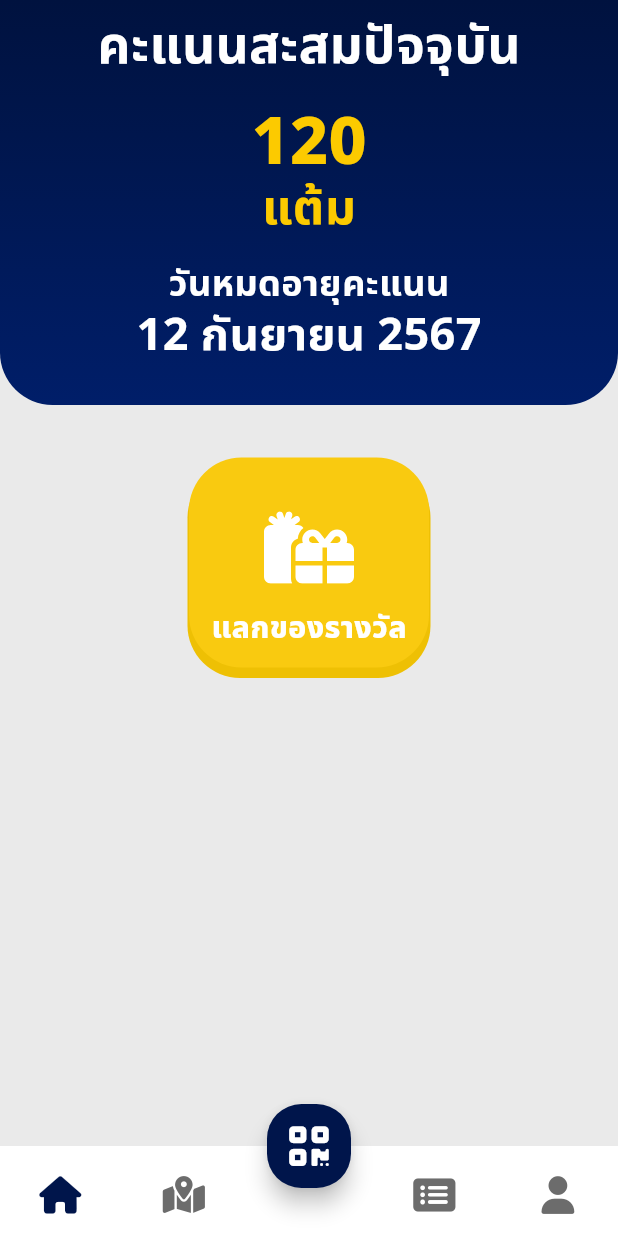
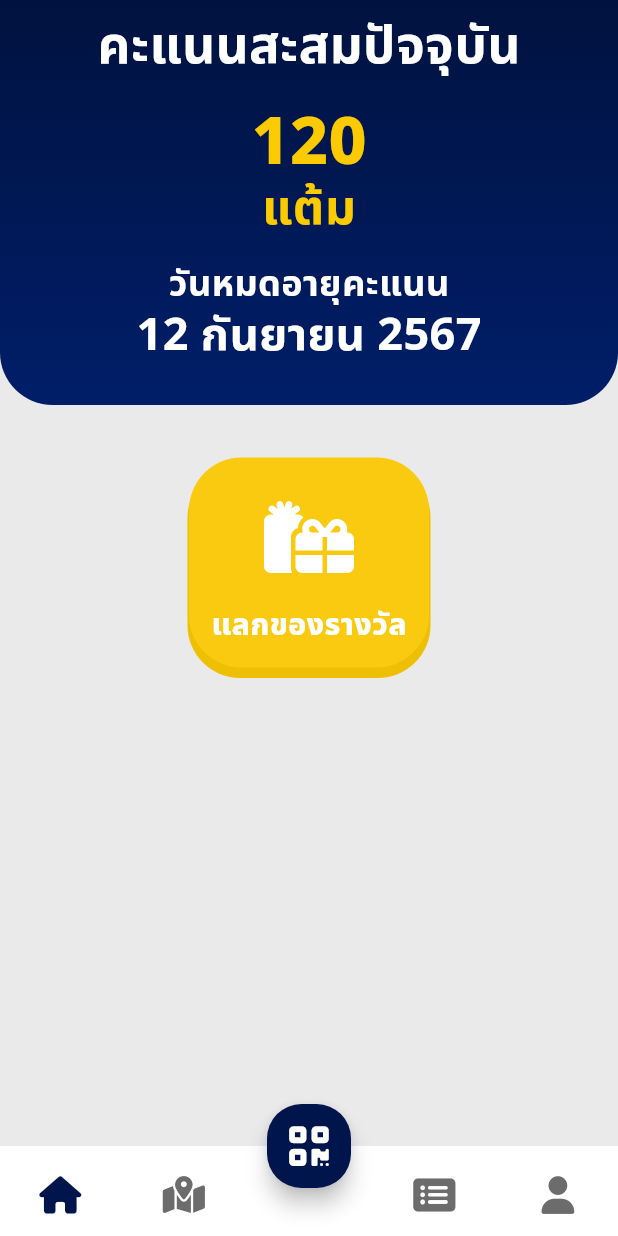
Before and after one commit to TanawanUr/System-for-Collecting-Points-from-Plastic-Waste, a Flutter app: the screen it shows after launch, on a phone screen of 412 x 824 dp. Run offline on Flutter 3.47's test engine with Material 3 defaults, Android fonts, the phone set to English and light mode, and no system bars; our stand-ins replace flutter_map, flutter_svg, font_awesome_flutter, latlong2.

Commit message:
add_more_custom_ui

```diff
--- a/lib/widget/app_buttons.dart
+++ b/lib/widget/app_buttons.dart
@@ -4,43 +4,57 @@ import 'package:flutter_svg/flutter_svg.dart';
 
 class AppButtons extends StatelessWidget {
   final Color textColor;
+  final Color iconColor;
   final Color backgroundColor;
   final Color borderColor;
   final String text;
   final String icon;
+  final VoidCallback onPressed;
+  double textSize;
+  double iconSize;
   double width;
   double height;
+  double blurRadius;
   AppButtons(
       {super.key,
       required this.textColor,
+      required this.iconColor,
       required this.backgroundColor,
       required this.borderColor,
       required this.text,
+      required this.textSize,
+      required this.iconSize,
       required this.width,
       required this.height,
-    required this.icon}
-  );
+      required this.blurRadius,
+      required this.icon,
+      required this.onPressed});
 
   @override
   Widget build(BuildContext context) {
-    return Container(
+    return InkWell(
+      onTap: onPressed,
+      child: Container(
         width: width,
         height: height,
         child: Center(
             child: Column(
+          mainAxisAlignment: MainAxisAlignment.center,
+          crossAxisAlignment: CrossAxisAlignment.center,
           children: [
             SizedBox(
-            height: 30,
+              height: 10,
             ),
-          SvgPicture.asset(icon ,color: textColor , width: 60, height: 60),
+            SvgPicture.asset(icon,
+                color: iconColor, width: iconSize, height: iconSize),
             SizedBox(
-            height: 10,
+              height: 15,
             ),
             Text(
               text,
               style: TextStyle(
                 color: textColor,
-              fontSize: 20,
+                fontSize: textSize,
                 fontWeight: FontWeight.w800,
               ),
             ),
@@ -55,10 +69,10 @@ class AppButtons extends StatelessWidget {
               BoxShadow(
                 color: borderColor,
                 spreadRadius: 1,
-            blurRadius: 0,
+                blurRadius: blurRadius,
                 offset: const Offset(0, 6),
               )
-        ]
+            ]),
       ),
     );
   }
```
Lines whose indentation alone changed are shown as unchanged.
